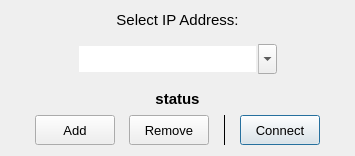
This is view/connectiondialog.ui in schote/GOMRI as Qt 5 draws it before an edit. The edited form follows.
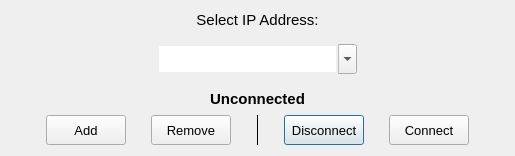
This is the edited form.

The edit to the form file:
```diff
--- a/view/connectiondialog.ui
+++ b/view/connectiondialog.ui
@@ -6,7 +6,7 @@
    <rect>
     <x>0</x>
     <y>0</y>
-    <width>355</width>
+    <width>515</width>
     <height>156</height>
    </rect>
   </property>
@@ -194,7 +194,7 @@
       </font>
      </property>
      <property name="text">
-      <string>status</string>
+      <string>Unconnected</string>
      </property>
      <property name="alignment">
       <set>Qt::AlignCenter</set>
@@ -317,6 +317,36 @@
         </property>
        </widget>
       </item>
+      <item>
+       <widget class="QPushButton" name="button_disconnectFromServer">
+        <property name="sizePolicy">
+         <sizepolicy hsizetype="Fixed" vsizetype="Fixed">
+          <horstretch>0</horstretch>
+          <verstretch>0</verstretch>
+         </sizepolicy>
+        </property>
+        <property name="minimumSize">
+         <size>
+          <width>80</width>
+          <height>30</height>
+         </size>
+        </property>
+        <property name="maximumSize">
+         <size>
+          <width>80</width>
+          <height>30</height>
+         </size>
+        </property>
+        <property name="font">
+         <font>
+          <pointsize>10</pointsize>
+         </font>
+        </property>
+        <property name="text">
+         <string>Disconnect</string>
+        </property>
+       </widget>
+      </item>
       <item>
        <widget class="QPushButton" name="button_connectToServer">
         <property name="sizePolicy">
```
